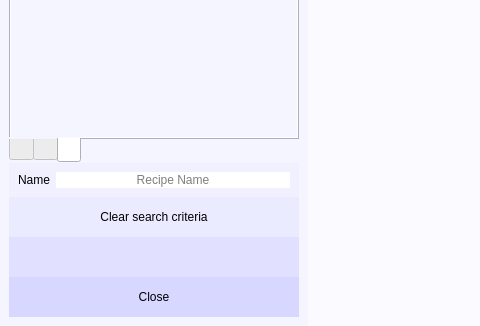
Before: the Qt Designer form gui/openrecipedialog.ui in andrewlalis/RecipeDB, drawn with Qt 5; both pictures show x 0 to 480 and y 154 to 480 of the 1064 by 480 pixel window.
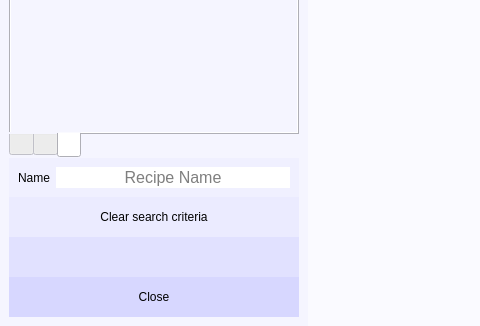
After: the same form once the commit is applied. The open tabs and pages were chosen to show the change. Icons and pictures are not drawn.

What changed in the file:
```diff
--- a/gui/openrecipedialog.ui
+++ b/gui/openrecipedialog.ui
@@ -237,7 +237,8 @@
           <widget class="QLineEdit" name="nameEdit">
            <property name="font">
             <font>
-             <weight>3</weight>
+             <pointsize>12</pointsize>
+             <weight>50</weight>
              <italic>false</italic>
              <bold>false</bold>
             </font>
```
Left out of the diff: 7 changed lines with no effect on the pictures.
